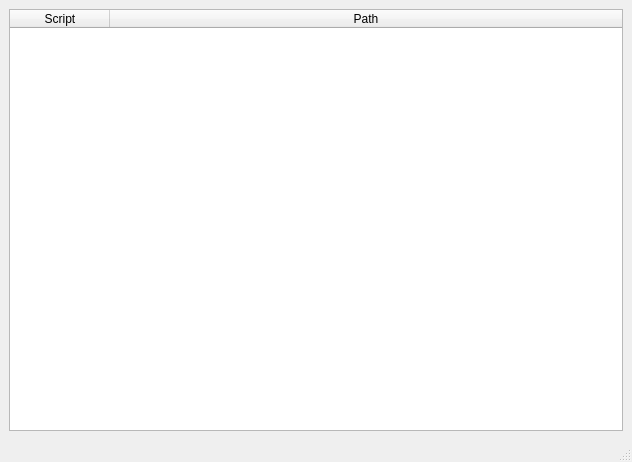
Above: gui/scriptmanagerwindow.ui from ctigaret/scipyen before the change. Below: the same form after it.
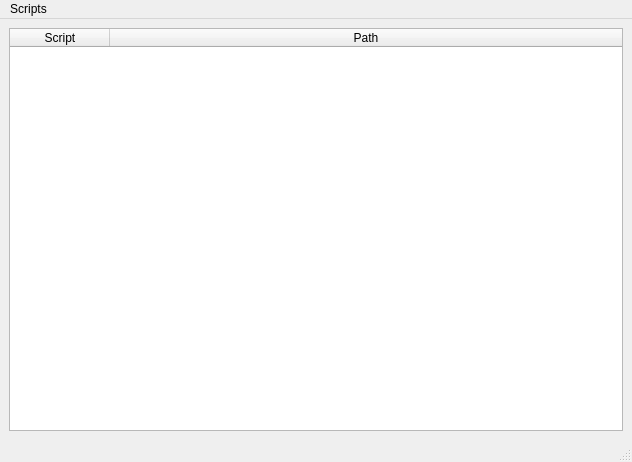
That is the form after the change.

Commit message: changes to script manager: added window menu changes to core.plots: added plot functions and classes adapted from seaborn

```diff
--- a/gui/scriptmanagerwindow.ui
+++ b/gui/scriptmanagerwindow.ui
@@ -68,6 +68,22 @@
    </layout>
   </widget>
   <widget class="QStatusBar" name="statusbar"/>
+  <widget class="QMenuBar" name="menuBar">
+   <property name="geometry">
+    <rect>
+     <x>0</x>
+     <y>0</y>
+     <width>632</width>
+     <height>28</height>
+    </rect>
+   </property>
+   <widget class="QMenu" name="menuScripts">
+    <property name="title">
+     <string>Scripts</string>
+    </property>
+   </widget>
+   <addaction name="menuScripts"/>
+  </widget>
  </widget>
  <resources/>
  <connections/>
```
The commit also changes 1 other file.
